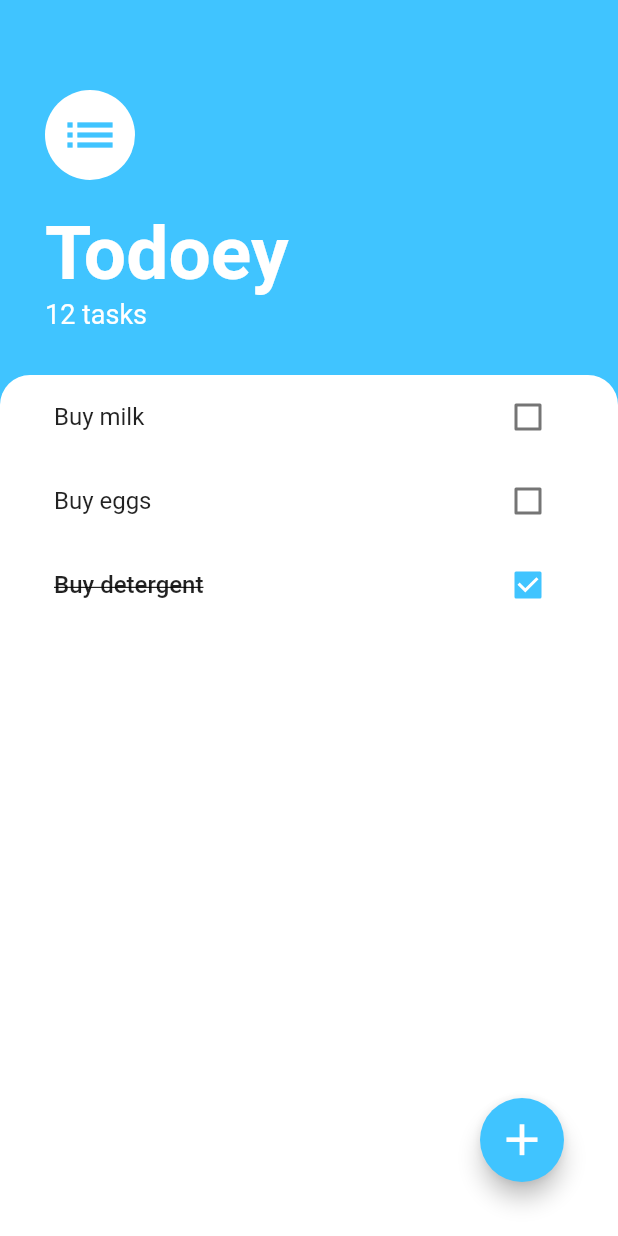
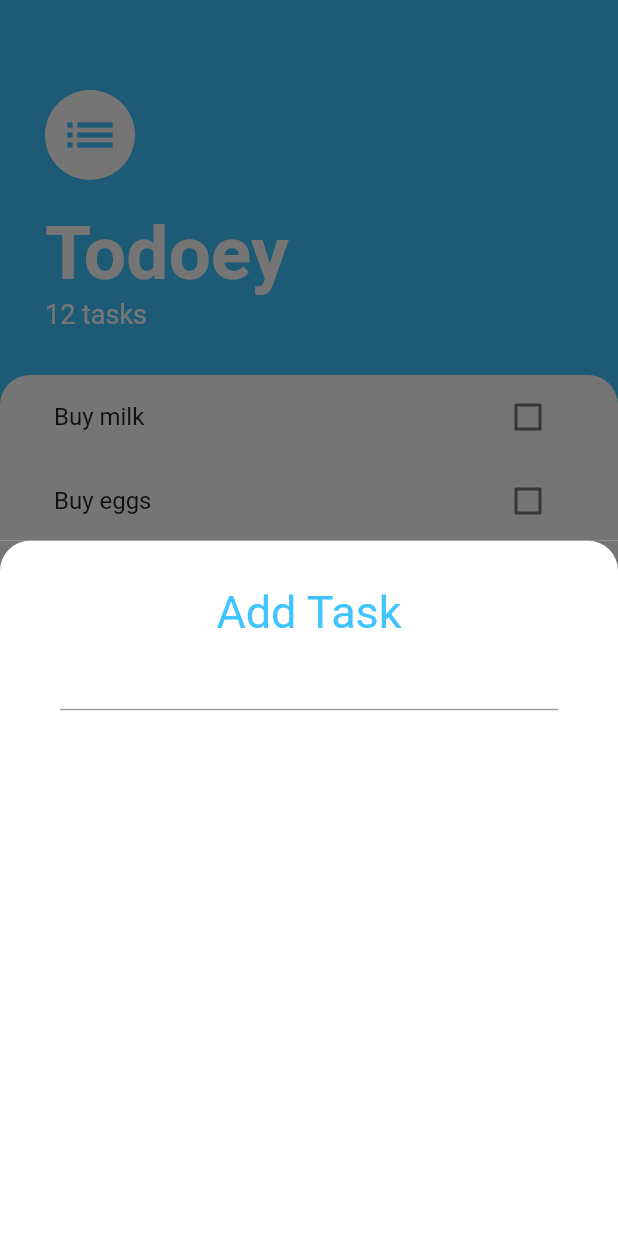
Before and after one commit to dtodt/todoey, a Flutter app: the screen it shows after launch, after a tap on the "add" icon, on a phone screen of 412 x 824 dp. Run offline on Flutter 3.47's test engine with Material 2 defaults, Android fonts, the phone set to English and light mode, and no system bars.

Commit message:
feat: add task screen v0

```diff
--- /dev/null
+++ b/lib/screens/add_task_screen.dart
@@ -0,0 +1,32 @@
+import 'package:flutter/material.dart';
+
+class AddTaskScreen extends StatelessWidget {
+  @override
+  Widget build(BuildContext context) {
+    return Container(
+      child: Container(
+        child: Column(
+          children: <Widget>[
+            Text(
+              'Add Task',
+              style: TextStyle(
+                color: Colors.lightBlueAccent,
+                fontSize: 30.0
+              ),
+            ),
+            TextField()
+          ],
+        ),
+        decoration: BoxDecoration(
+          borderRadius: BorderRadius.only(
+            topLeft: Radius.circular(20.0),
+            topRight: Radius.circular(20.0),
+          ),
+          color: Colors.white,
+        ),
+        padding: EdgeInsets.only(left: 40.0, right: 40.0, top: 30.0),
+      ),
+      color: Color(0xff757575),
+    );
+  }
+}
--- a/lib/screens/tasks_screen.dart
+++ b/lib/screens/tasks_screen.dart
@@ -1,6 +1,7 @@
 import 'package:flutter/cupertino.dart';
 import 'package:flutter/material.dart';
 import 'package:todoey/components/tasks_list.dart';
+import 'package:todoey/screens/add_task_screen.dart';
 
 class TasksScreen extends StatelessWidget {
   @override
@@ -69,7 +70,12 @@ class TasksScreen extends StatelessWidget {
             Icons.add,
             size: 35.0,
           ),
-          onPressed: () {},
+          onPressed: () {
+            showModalBottomSheet(
+              builder: (context) => AddTaskScreen(),
+              context: context,
+            );
+          },
         ),
       ),
     );
```
